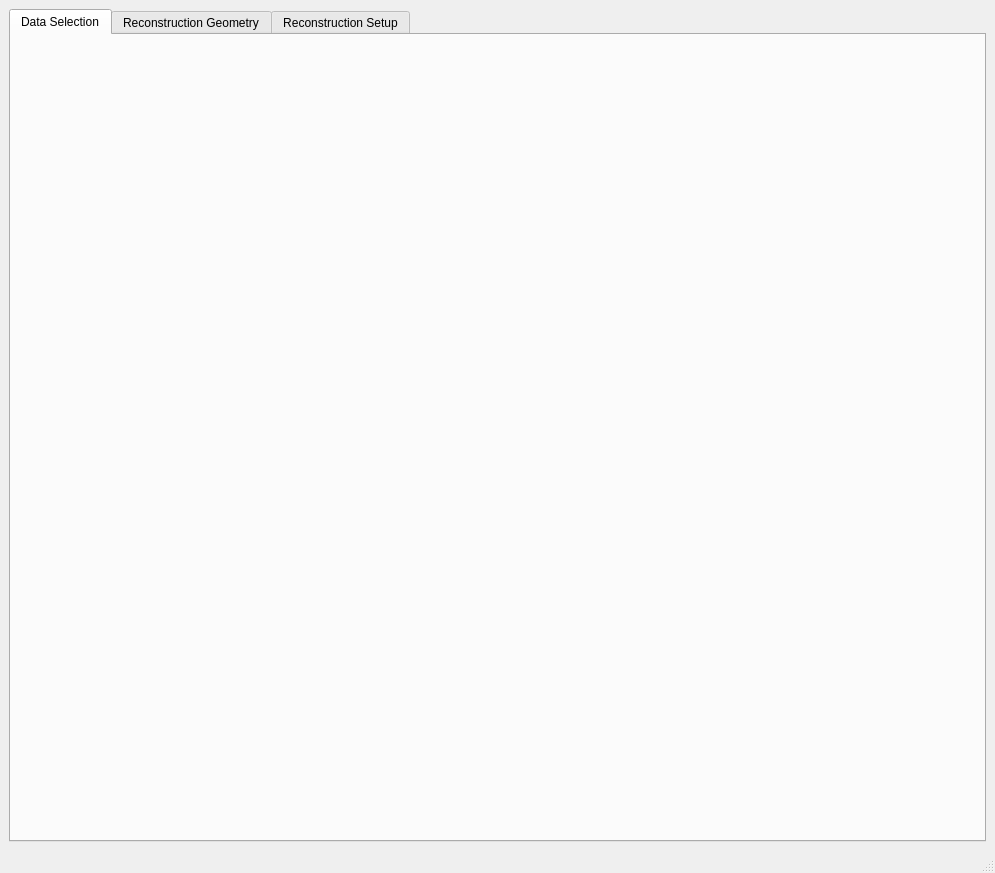
Old version of the form src/ui/main_application.ui in the repository ornlneutronimaging/pyMBIR_UI.
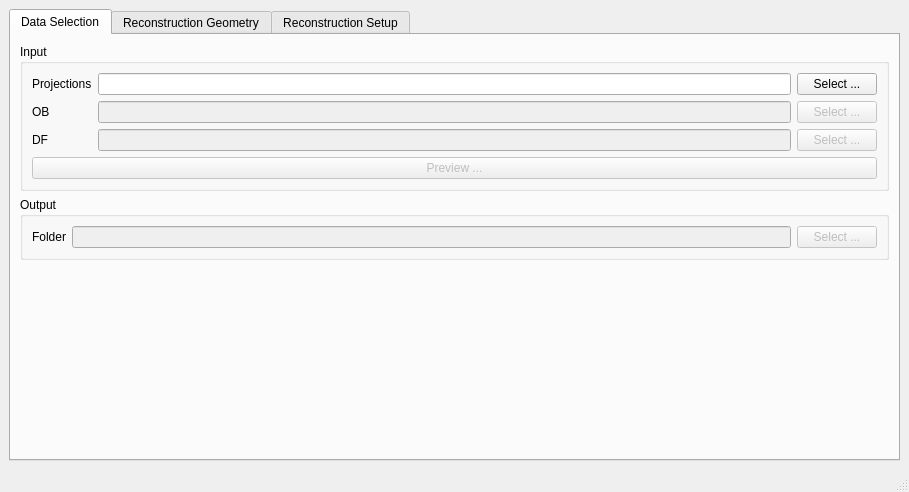
New version of the form. Icons and pictures are not drawn.

Commit message: data selection tab. this refs #1

What changed in the file:
```diff
--- a/src/ui/main_application.ui
+++ b/src/ui/main_application.ui
@@ -6,8 +6,8 @@
    <rect>
     <x>0</x>
     <y>0</y>
-    <width>995</width>
-    <height>873</height>
+    <width>909</width>
+    <height>492</height>
    </rect>
   </property>
   <property name="windowTitle">
@@ -17,6 +17,9 @@
    <layout class="QVBoxLayout" name="verticalLayout">
     <item>
      <widget class="QTabWidget" name="tabWidget">
+      <property name="enabled">
+       <bool>true</bool>
+      </property>
       <property name="tabPosition">
        <enum>QTabWidget::North</enum>
       </property>
@@ -30,6 +33,145 @@
        <attribute name="title">
         <string>Data Selection</string>
        </attribute>
+       <layout class="QVBoxLayout" name="verticalLayout_3">
+        <item>
+         <widget class="QGroupBox" name="groupBox">
+          <property name="title">
+           <string>Input</string>
+          </property>
+          <layout class="QVBoxLayout" name="verticalLayout_2">
+           <item>
+            <layout class="QGridLayout" name="gridLayout">
+             <item row="0" column="0">
+              <widget class="QLabel" name="label">
+               <property name="text">
+                <string>Projections</string>
+               </property>
+              </widget>
+             </item>
+             <item row="0" column="1">
+              <widget class="QLineEdit" name="projections_lineEdit"/>
+             </item>
+             <item row="0" column="2">
+              <widget class="QPushButton" name="select_projections_pushButton">
+               <property name="text">
+                <string>Select ...</string>
+               </property>
+              </widget>
+             </item>
+             <item row="1" column="0">
+              <widget class="QLabel" name="label_2">
+               <property name="text">
+                <string>OB</string>
+               </property>
+               <property name="alignment">
+                <set>Qt::AlignLeading|Qt::AlignLeft|Qt::AlignVCenter</set>
+               </property>
+              </widget>
+             </item>
+             <item row="1" column="1">
+              <widget class="QLineEdit" name="ob_lineEdit">
+               <property name="enabled">
+                <bool>false</bool>
+               </property>
+              </widget>
+             </item>
+             <item row="1" column="2">
+              <widget class="QPushButton" name="select_ob_pushButton">
+               <property name="enabled">
+                <bool>false</bool>
+               </property>
+               <property name="text">
+                <string>Select ...</string>
+               </property>
+              </widget>
+             </item>
+             <item row="2" column="0">
+              <widget class="QLabel" name="label_3">
+               <property name="text">
+                <string>DF</string>
+               </property>
+              </widget>
+             </item>
+             <item row="2" column="1">
+              <widget class="QLineEdit" name="df_lineEdit">
+               <property name="enabled">
+                <bool>false</bool>
+               </property>
+              </widget>
+             </item>
+             <item row="2" column="2">
+              <widget class="QPushButton" name="select_df_pushButton">
+               <property name="enabled">
+                <bool>false</bool>
+               </property>
+               <property name="text">
+                <string>Select ...</string>
+               </property>
+              </widget>
+             </item>
+            </layout>
+           </item>
+           <item>
+            <widget class="QPushButton" name="preview_pushButton">
+             <property name="enabled">
+              <bool>false</bool>
+             </property>
+             <property name="text">
+              <string>Preview ...</string>
+             </property>
+            </widget>
+           </item>
+          </layout>
+         </widget>
+        </item>
+        <item>
+         <widget class="QGroupBox" name="groupBox_2">
+          <property name="title">
+           <string>Output</string>
+          </property>
+          <layout class="QHBoxLayout" name="horizontalLayout">
+           <item>
+            <widget class="QLabel" name="label_4">
+             <property name="text">
+              <string>Folder</string>
+             </property>
+            </widget>
+           </item>
+           <item>
+            <widget class="QLineEdit" name="output_folder_lineEdit">
+             <property name="enabled">
+              <bool>false</bool>
+             </property>
+            </widget>
+           </item>
+           <item>
+            <widget class="QPushButton" name="select_output_folder_pushButton">
+             <property name="enabled">
+              <bool>false</bool>
+             </property>
+             <property name="text">
+              <string>Select ...</string>
+             </property>
+            </widget>
+           </item>
+          </layout>
+         </widget>
+        </item>
+        <item>
+         <spacer name="verticalSpacer">
+          <property name="orientation">
+           <enum>Qt::Vertical</enum>
+          </property>
+          <property name="sizeHint" stdset="0">
+           <size>
+            <width>20</width>
+            <height>106</height>
+           </size>
+          </property>
+         </spacer>
+        </item>
+       </layout>
       </widget>
       <widget class="QWidget" name="tab_2">
        <attribute name="title">
```
Left out of the diff: 14 changed lines with no effect on the pictures.
